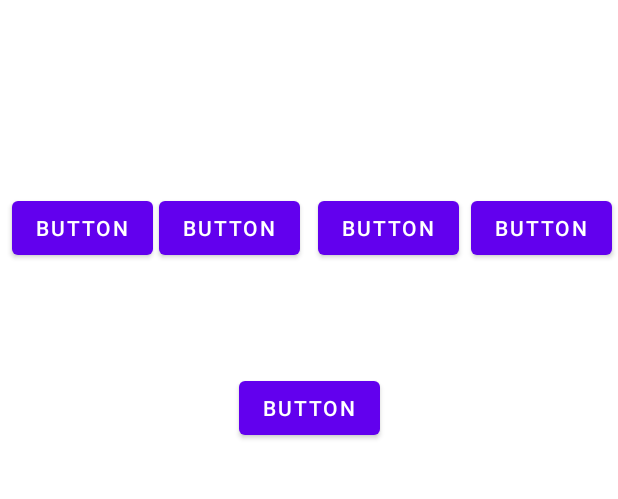
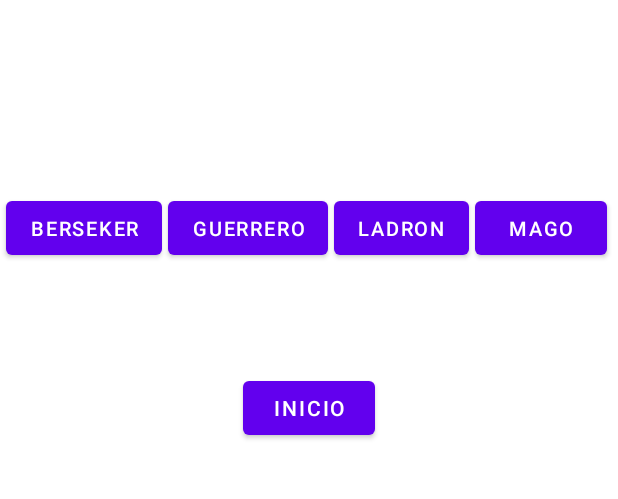
Before and after one commit to eduflo957/multimedia_T7, an Android app: the screen it shows after launch (MainActivity), on a phone screen of 412 x 824 dp, the part 476-975 px from its top. Run offline under Robolectric (Android 15) with nearby library versions, the phone set to English and light mode, and no system bars; 7 statements that could not run were skipped.

Commit message:
interfaz hecha

```diff
--- a/app/src/main/java/com/example/multimedia_t7/clases.kt
+++ b/app/src/main/java/com/example/multimedia_t7/clases.kt
@@ -9,13 +9,9 @@ class PantallaClases : AppCompatActivity() {
         val binding = clases.inflate(layoutInflater)
         setContentView(binding.root)
 
-
-
         binding.bElRElfo.setOnClickListener {
             binding.imgElRaza.setImageResource(R.drawable.jesucristo_elfo)
         }
-
-
 
         binding.bElREnano.setOnClickListener {
             binding.imgElRaza.setImageResource(R.drawable.jesucristoenano)
--- a/app/src/main/res/layout/activity_main.xml
+++ b/app/src/main/res/layout/activity_main.xml
@@ -17,11 +17,11 @@
         app:srcCompat="@drawable/ic_launcher_background" />
 
     <Button
-        android:id="@+id/button2"
+        android:id="@+id/button_inicio"
         android:layout_width="wrap_content"
         android:layout_height="wrap_content"
         android:layout_marginTop="248dp"
-        android:text="Button"
+        android:text="inicio"
         app:layout_constraintBottom_toBottomOf="parent"
         app:layout_constraintEnd_toEndOf="parent"
         app:layout_constraintStart_toStartOf="parent"
@@ -29,50 +29,54 @@
         app:layout_constraintVertical_bias="0.0" />
 
     <Button
-        android:id="@+id/button4"
-        android:layout_width="wrap_content"
+        android:id="@+id/button_mago"
+        android:layout_width="0dp"
         android:layout_height="wrap_content"
-        android:layout_marginStart="12dp"
+        android:layout_marginStart="4dp"
         android:layout_marginTop="128dp"
-        android:text="Button"
-        app:layout_constraintBottom_toTopOf="@+id/button2"
-        app:layout_constraintStart_toEndOf="@+id/button5"
+        android:text="mago"
+        android:textSize="13sp"
+        app:layout_constraintBottom_toTopOf="@+id/button_inicio"
+        app:layout_constraintStart_toEndOf="@+id/button_ladron"
         app:layout_constraintTop_toBottomOf="@+id/imageView"
         app:layout_constraintVertical_bias="0.0" />
 
     <Button
-        android:id="@+id/button"
-        android:layout_width="wrap_content"
+        android:id="@+id/button_ladron"
+        android:layout_width="0dp"
         android:layout_height="wrap_content"
-        android:layout_marginStart="8dp"
+        android:layout_marginStart="4dp"
         android:layout_marginTop="128dp"
-        android:text="Button"
-        app:layout_constraintBottom_toTopOf="@+id/button2"
+        android:text="ladron"
+        android:textSize="13sp"
+        app:layout_constraintBottom_toTopOf="@+id/button_inicio"
+        app:layout_constraintStart_toEndOf="@+id/button_guerrero"
+        app:layout_constraintTop_toBottomOf="@+id/imageView"
+        app:layout_constraintVertical_bias="0.0" />
+
+    <Button
+        android:id="@+id/button_berseker"
+        android:layout_width="0dp"
+        android:layout_height="wrap_content"
+        android:layout_marginStart="4dp"
+        android:layout_marginTop="128dp"
+        android:text="berseker"
+        android:textSize="13sp"
+        app:layout_constraintBottom_toTopOf="@+id/button_inicio"
         app:layout_constraintStart_toStartOf="parent"
         app:layout_constraintTop_toBottomOf="@+id/imageView"
         app:layout_constraintVertical_bias="0.0" />
 
     <Button
-        android:id="@+id/button3"
-        android:layout_width="wrap_content"
-        android:layout_height="wrap_content"
-        android:layout_marginStart="8dp"
-        android:layout_marginTop="128dp"
-        android:text="Button"
-        app:layout_constraintBottom_toTopOf="@+id/button2"
-        app:layout_constraintStart_toEndOf="@+id/button4"
-        app:layout_constraintTop_toBottomOf="@+id/imageView"
-        app:layout_constraintVertical_bias="0.0" />
-
-    <Button
-        android:id="@+id/button5"
-        android:layout_width="wrap_content"
+        android:id="@+id/button_guerrero"
+        android:layout_width="0dp"
         android:layout_height="wrap_content"
         android:layout_marginStart="4dp"
         android:layout_marginTop="128dp"
-        android:text="Button"
-        app:layout_constraintBottom_toTopOf="@+id/button2"
-        app:layout_constraintStart_toEndOf="@+id/button"
+        android:text="guerrero"
+        android:textSize="13sp"
+        app:layout_constraintBottom_toTopOf="@+id/button_inicio"
+        app:layout_constraintStart_toEndOf="@+id/button_berseker"
         app:layout_constraintTop_toBottomOf="@+id/imageView"
         app:layout_constraintVertical_bias="0.0" />
 
```
